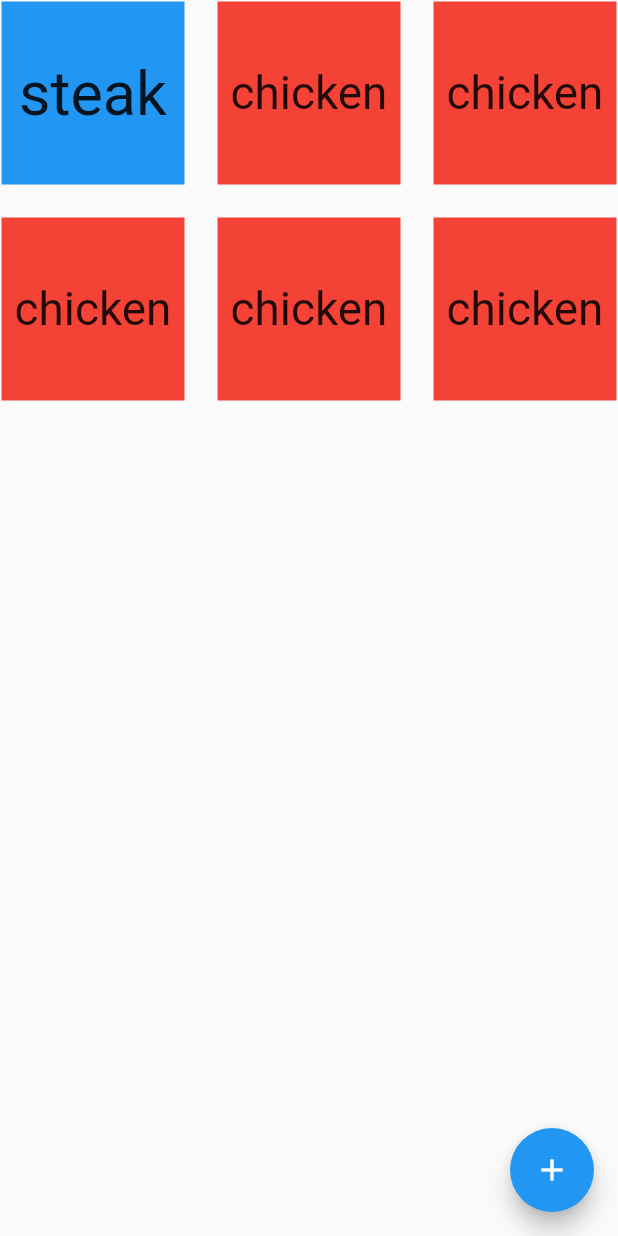
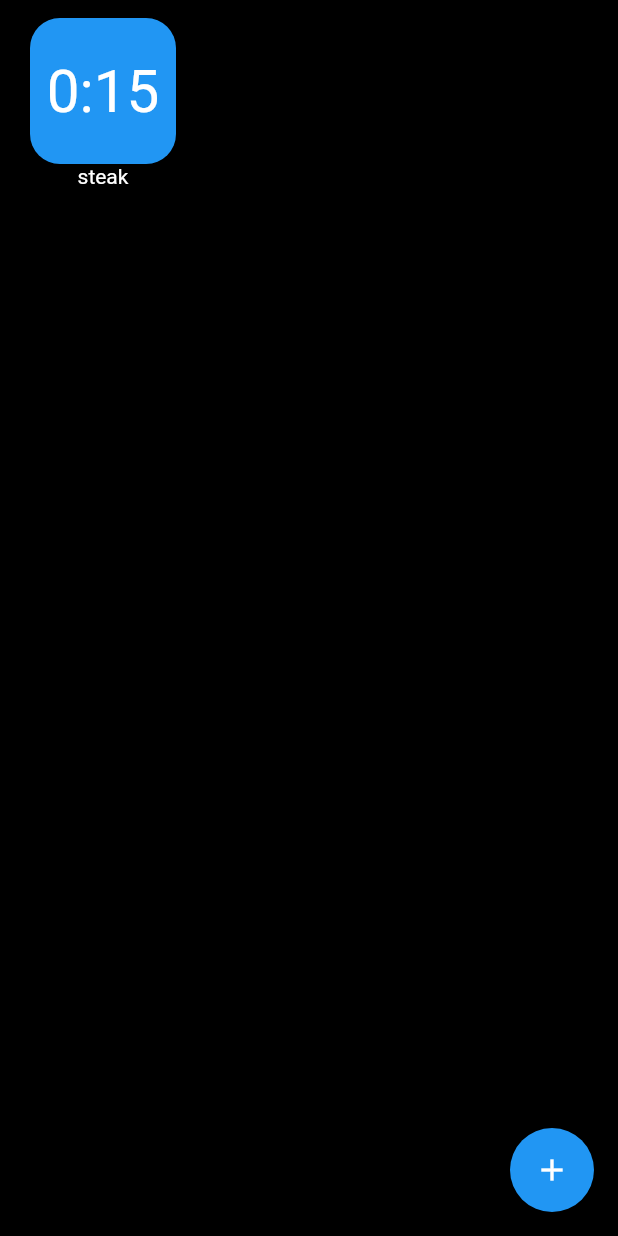
Before and after one commit to FuzyTechLLC/fondue_timer, a Flutter app: the screen it shows after launch, on a phone screen of 412 x 824 dp. Run offline on Flutter 3.47's test engine with Material 2 defaults, Android fonts, the phone set to English and light mode, and no system bars; our stand-ins replace google_fonts; Roboto replaces fonts that are missing (Ubuntu).

Commit message:
grant's style changes

```diff
--- a/lib/UX/TimerBlock.dart
+++ b/lib/UX/TimerBlock.dart
@@ -1,7 +1,7 @@
 import 'dart:async';
 import 'package:flutter/material.dart';
-import 'package:fondue_timer/data/ClkTimer.dart';
 import 'package:fondue_timer/data/TimerData.dart';
+import 'package:google_fonts/google_fonts.dart';
 
 class TimerBlock extends StatefulWidget {
   final TimerData data;
@@ -15,46 +15,71 @@ class _TimerBlockState extends State<TimerBlock> {
   late Timer tmpTimer;
   void initState() {
     super.initState();
-    tmpTimer = Timer.periodic(
-        Duration(milliseconds: 800), (Timer timer) => setState(() {}));
+    tmpTimer = Timer.periodic(Duration(milliseconds: 500), (Timer timer) => setState(() {}));
+  }
 
-  }
   @override
   void dispose() {
     tmpTimer.cancel();
     super.dispose();
   }
+
+  String _timeParse(Duration time) {
+
+
+    int seconds = time.inSeconds.remainder(60) + (time.inMilliseconds.remainder(Duration.millisecondsPerSecond) > 0 ? 1 : 0);
+    seconds = seconds.abs();
+    String lead = seconds.toString().length < 2 ? "0" : "";
+    return "${time.isNegative && time.inSeconds.abs() > 0 ? '-' : ''}${time.inMinutes.abs()}:$lead$seconds";
+  }
+
   @override
   Widget build(BuildContext context) {
-    return Container(
+    return Padding(
+      padding: const EdgeInsets.all(12.0),
+      child: Column(
+        children: [
+          Flexible(
+            child: AspectRatio(
+              aspectRatio: 1,
+              child: Container(
                 clipBehavior: Clip.antiAlias,
-      height: 75,
-      width: 100,
-      decoration: ShapeDecoration(
-          shape: Border.all(color: Colors.transparent),),
+                decoration: ShapeDecoration(shape: RoundedRectangleBorder(borderRadius: BorderRadius.circular(20))),
                 child: Material(
                   color: widget.data.color,
                   child: InkWell(
                     onTap: () {
                       if (widget.data.time.remainingTime < Duration.zero) {
+                        widget.data.time.reset();
+                      } else if (!widget.data.time.paused) {
                         widget.data.time.pause();
-              widget.data.time.reset();
                       } else {
                         widget.data.time.start();
                       }
                       setState(() {});
                     },
+                    onLongPress: () => setState(() => widget.data.time.reset()),
                     child: FittedBox(
-            fit: BoxFit.contain,
+                      alignment: Alignment.centerLeft,
+                      fit: BoxFit.fitWidth,
                       child: Padding(
                         padding: const EdgeInsets.all(4.0),
-              child: Text(widget.data.time.paused
-                  ? widget.data.name
-                  : widget.data.time.remainingTime.inSeconds.toString()),
+
+                        // child: TimeDisplay(widget.data),
+                        child: Text(_timeParse(widget.data.time.remainingTime), style: GoogleFonts.roboto()),
                       ),
                     ),
                   ),
                 ),
+              ),
+            ),
+          ),
+          Text(
+            widget.data.name,
+            style: GoogleFonts.ubuntu(),
+          )
+        ],
+      ),
     );
   }
 }
--- a/lib/main.dart
+++ b/lib/main.dart
@@ -1,12 +1,16 @@
 import 'package:flutter/material.dart';
 import 'package:fondue_timer/pages/TimerViewPage.dart';
-
 
 class BaseApp extends StatelessWidget {
   @override
   Widget build(BuildContext context) {
     return MaterialApp(
-      home: TimerViewPage()
+      home: TimerViewPage(),
+      theme: ThemeData(canvasColor: Colors.black, primaryColor: Colors.black, textTheme: TextTheme(
+        bodyText1: TextStyle(color: Colors.white),
+        bodyText2: TextStyle(color: Colors.white),
+      )),
+
     );
   }
 }
--- a/lib/pages/TimerViewPage.dart
+++ b/lib/pages/TimerViewPage.dart
@@ -2,7 +2,6 @@ import 'package:flutter/material.dart';
 import 'package:fondue_timer/UX/TimerBlock.dart';
 import 'package:fondue_timer/data/TimerData.dart';
 import 'package:fondue_timer/data/ClkTimer.dart';
-
 
 class TimerViewPage extends StatefulWidget {
   @override
@@ -15,19 +14,23 @@ class _TimerViewPageState extends State<TimerViewPage> {
   @override
   void initState() {
     super.initState();
-    dataList = [TimerData(name: 'steak', color: Colors.blue, time: ClkTimer(timeDur: Duration(seconds:15))),TimerData(name: 'chicken', color: Colors.red, time: ClkTimer(timeDur: Duration(seconds: 2))),TimerData(name: 'chicken', color: Colors.red, time: ClkTimer(timeDur: Duration(seconds: 2))),TimerData(name: 'chicken', color: Colors.red, time: ClkTimer(timeDur: Duration(seconds: 2))),TimerData(name: 'chicken', color: Colors.red, time: ClkTimer(timeDur: Duration(seconds: 2))),TimerData(name: 'chicken', color: Colors.red, time: ClkTimer(timeDur: Duration(seconds: 2)))];
+    dataList = [TimerData(name: 'steak', color: Colors.blue, time: ClkTimer(timeDur: Duration(seconds: 15)))];
   }
 
   @override
   Widget build(BuildContext context) {
     return Scaffold(
-      body: GridView.builder(gridDelegate: SliverGridDelegateWithMaxCrossAxisExtent(maxCrossAxisExtent: 150.0, crossAxisSpacing: 20, mainAxisSpacing: 20), itemCount: dataList.length, itemBuilder: (BuildContext context, int index) =>  TimerBlock.fromTimerData(dataList[index])),
-      floatingActionButton: FloatingActionButton(child: Icon(Icons.add),onPressed: (){
-        setState(() {
-          dataList.add(TimerData(name:"chicken", color: Colors.red, time: ClkTimer(timeDur: Duration(seconds: 2))));
-        });
-        }),
-
+      body: GridView.builder(
+          gridDelegate: SliverGridDelegateWithMaxCrossAxisExtent(maxCrossAxisExtent: 150.0, ),
+          itemCount: dataList.length,
+          itemBuilder: (BuildContext context, int index) => TimerBlock.fromTimerData(dataList[index])),
+      floatingActionButton: FloatingActionButton(
+          child: Icon(Icons.add),
+          onPressed: () {
+            setState(() {
+              dataList.add(TimerData(name: "chicken", color: Colors.red, time: ClkTimer(timeDur: Duration(seconds: 2))));
+            });
+          }),
     );
   }
 }
```
Also changed, not shown: pubspec.yaml (+3 -6 lines), pubspec.lock. Lines whose indentation alone changed are shown as unchanged.
